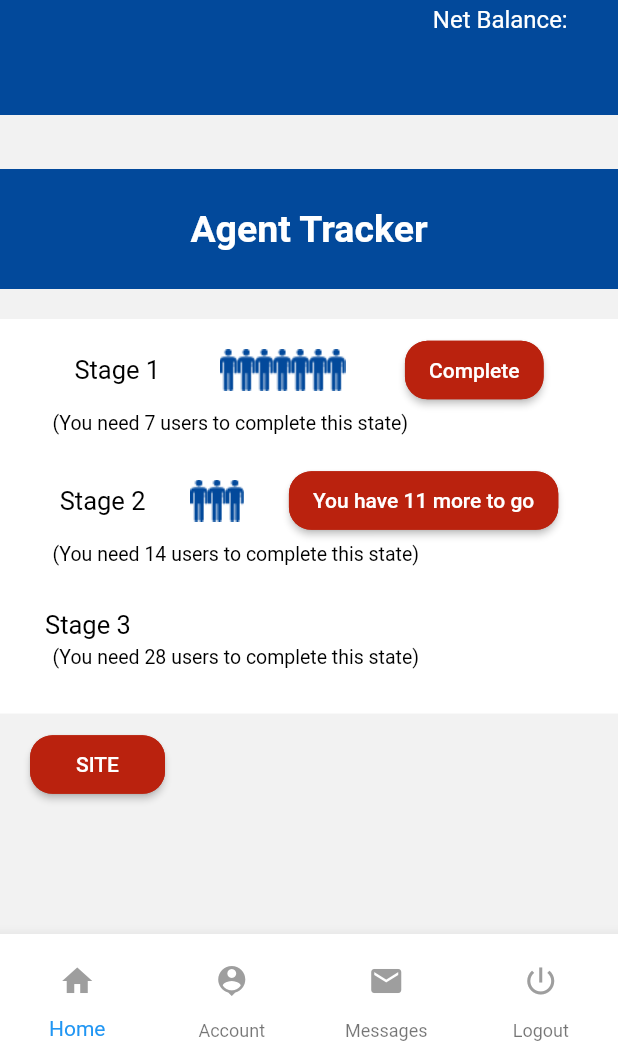
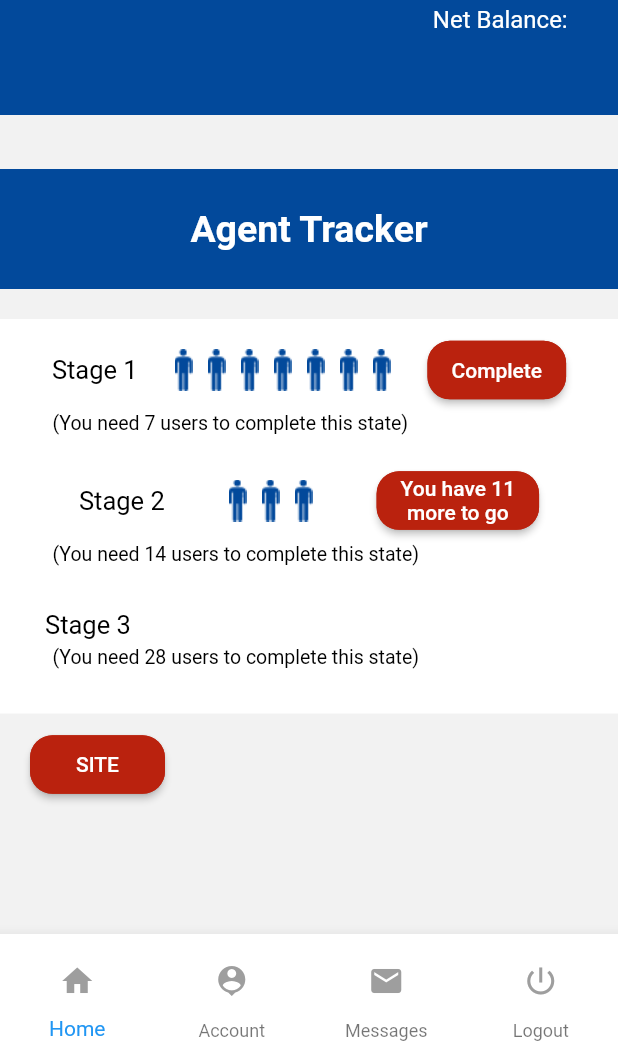
Before and after one commit to ameenmathers/bloomzon_mobile, a Flutter app: the AgentDashboardPage screen opened directly, on a phone screen of 412 x 824 dp, the part 185-1236 px from its top. Run offline on Flutter 3.47's test engine with Material 2 defaults, Android fonts, the phone set to English and light mode, and no system bars; our stand-ins replace badges, pin_code_fields.

Commit message:
Update to Agent Screens

```diff
--- a/lib/agents/agentdashboard.dart
+++ b/lib/agents/agentdashboard.dart
@@ -167,20 +167,38 @@ class _AgentDashboardPageState extends State<AgentDashboardPage> {
                                       Image.asset(
                                         'images/human.png',
                                       ),
-                                      Image.asset(
-                                        'images/human.png',
+                                      SizedBox(
+                                        width: 10,
                                       ),
                                       Image.asset(
                                         'images/human.png',
                                       ),
-                                      Image.asset(
-                                        'images/human.png',
+                                      SizedBox(
+                                        width: 10,
                                       ),
                                       Image.asset(
                                         'images/human.png',
                                       ),
+                                      SizedBox(
+                                        width: 10,
+                                      ),
                                       Image.asset(
                                         'images/human.png',
+                                      ),
+                                      SizedBox(
+                                        width: 10,
+                                      ),
+                                      Image.asset(
+                                        'images/human.png',
+                                      ),
+                                      SizedBox(
+                                        width: 10,
+                                      ),
+                                      Image.asset(
+                                        'images/human.png',
+                                      ),
+                                      SizedBox(
+                                        width: 10,
                                       ),
                                       Image.asset(
                                         'images/human.png',
@@ -189,7 +207,7 @@ class _AgentDashboardPageState extends State<AgentDashboardPage> {
                                   ),
                                   ButtonTheme(
                                     height: 39,
-                                    minWidth: 90,
+                                    minWidth: 80,
                                     child: RaisedButton(
                                         onPressed: () {},
                                         color: Color(0xffBA220E),
@@ -247,8 +265,14 @@ class _AgentDashboardPageState extends State<AgentDashboardPage> {
                                       Image.asset(
                                         'images/human.png',
                                       ),
+                                      SizedBox(
+                                        width: 10,
+                                      ),
                                       Image.asset(
                                         'images/human.png',
+                                      ),
+                                      SizedBox(
+                                        width: 10,
                                       ),
                                       Image.asset(
                                         'images/human.png',
@@ -269,11 +293,21 @@ class _AgentDashboardPageState extends State<AgentDashboardPage> {
                                             Radius.circular(15.0),
                                           ),
                                         ),
-                                        child: Text(
-                                          'You have 11 more to go',
-                                          style: TextStyle(
-                                            color: Colors.white,
-                                          ),
+                                        child: Column(
+                                          children: <Widget>[
+                                            Text(
+                                              'You have 11',
+                                              style: TextStyle(
+                                                color: Colors.white,
+                                              ),
+                                            ),
+                                            Text(
+                                              'more to go',
+                                              style: TextStyle(
+                                                color: Colors.white,
+                                              ),
+                                            ),
+                                          ],
                                         )),
                                   ),
                                 ],
--- a/lib/agents/edit-profile.dart
+++ b/lib/agents/edit-profile.dart
@@ -84,7 +84,7 @@ class _EditProfilePageState extends State<EditProfilePage> {
                         ],
                       ),
                       Padding(
-                        padding: const EdgeInsets.fromLTRB(35.0, 0.0, 0.0, 0.0),
+                        padding: const EdgeInsets.fromLTRB(0.0, 0.0, 0.0, 0.0),
                         child: Center(
                           child: Container(
                             child: Column(
--- a/lib/main.dart
+++ b/lib/main.dart
@@ -1,6 +1,6 @@
 import 'dart:async';
 
-import 'package:bloomzon/professional-services/proservicedashboard.dart';
+import 'package:bloomzon/agents/agentdashboard.dart';
 import 'package:flutter/material.dart';
 
 void main() async {
@@ -14,7 +14,7 @@ class MyApp extends StatelessWidget {
   @override
   Widget build(BuildContext context) {
     return MaterialApp(
-      home: ProServiceDashboardPage(),
+      home: AgentDashboardPage(),
     );
   }
 }
```
Also changed, not shown: lib/agents/createseller.dart (+7 -10 lines).
